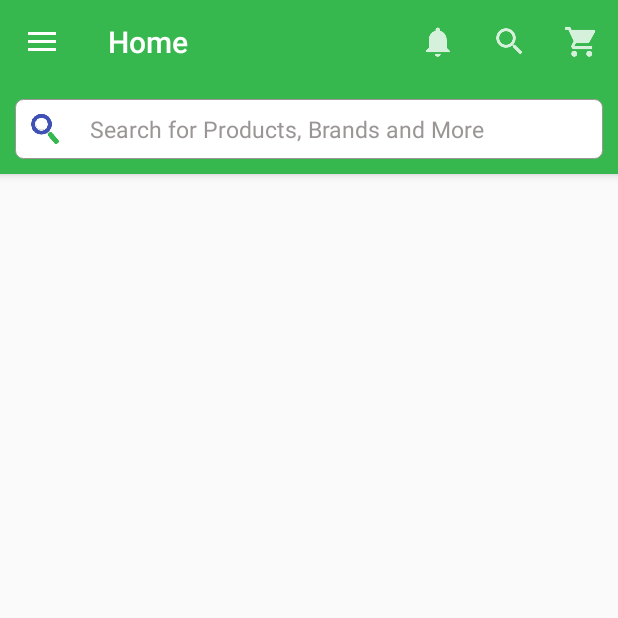
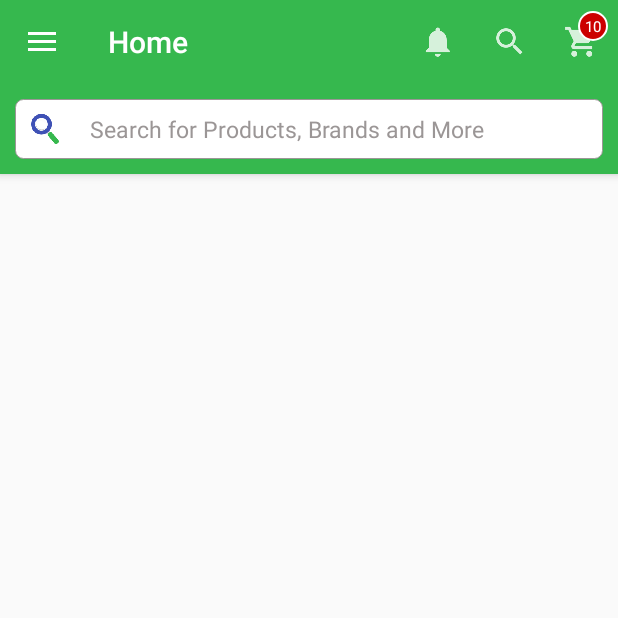
Before and after one commit to st-sathish/magento2-android, an Android app: the LandingPageActivity screen opened directly, with no data from a screen before it, on a phone screen of 412 x 824 dp, the top half of it. Run offline under Robolectric (Android 15) with nearby library versions, the phone set to English and light mode, and no system bars; our stand-ins replace ButterKnife, RxJava; libraries missing offline, so code that uses them is left out: com.androidnetworking.common, com.androidnetworking.error, com.rx2androidnetworking; 2 statements that could not run were skipped.

Commit message:
fix toolbar action cart icon issue

```diff
--- a/app/src/main/java/com/ramveltrader/activity/landingpage/LandingPageActivity.java
+++ b/app/src/main/java/com/ramveltrader/activity/landingpage/LandingPageActivity.java
@@ -7,6 +7,7 @@ import android.support.design.widget.NavigationView;
 import android.support.v4.app.Fragment;
 import android.support.v4.app.FragmentTransaction;
 import android.support.v4.view.GravityCompat;
+import android.support.v4.view.MenuItemCompat;
 import android.support.v4.widget.DrawerLayout;
 import android.support.v7.app.ActionBarDrawerToggle;
 import android.support.v7.widget.Toolbar;
@@ -16,7 +17,6 @@ import android.view.View;
 import android.widget.LinearLayout;
 import android.widget.TextView;
 import android.widget.Toast;
-import android.widget.ViewFlipper;
 
 
 import com.ramveltrader.R;
@@ -36,7 +36,6 @@ import com.ramveltrader.fragments.product.detail.ProductDetailFragment;
 
 import butterknife.BindView;
 import butterknife.ButterKnife;
-import butterknife.OnClick;
 
 public class LandingPageActivity extends BaseAppCompatActivity implements NavigationView.OnNavigationItemSelectedListener, LandingPageMvpView  {
 
@@ -49,11 +48,9 @@ public class LandingPageActivity extends BaseAppCompatActivity implements Naviga
     public static final int FRAGMENT_MY_CART = 7;
     public static final int FRAGMENT_COMING_SOON = 0;
 
-    //private FragmentDrawer drawerFragment;
     private LandingPageMvpPresenter<LandingPageMvpView> mPresenter = null;
 
-    //@BindView(R.id.item_count)
-    //TextView itemCount;
+    TextView mItemCount;
 
     Address address = null;
 
@@ -72,10 +69,10 @@ public class LandingPageActivity extends BaseAppCompatActivity implements Naviga
     protected void onCreate(Bundle savedInstanceState) {
         super.onCreate(savedInstanceState);
         setContentView(R.layout.ac_landing_page);
-        setSupportActionBar(mToolbar);
         setUnBinder(ButterKnife.bind(this));
 
-        mToolbar.inflateMenu(R.menu.toolbar_menu);
+        // initialize to set default value
+        setSupportActionBar(mToolbar);
 
         // make config changes
         mParams = (AppBarLayout.LayoutParams) mToolbar.getLayoutParams();
@@ -172,9 +169,14 @@ public class LandingPageActivity extends BaseAppCompatActivity implements Naviga
 
     @Override
     public void updateCartBadge(int qty) {
-       /* Integer count = Integer.parseInt(itemCount.getText().toString());
+        String value = mItemCount.getText().toString();
+        if(value.equals("")) {
+            mItemCount.setText(String.valueOf(qty));
+            return;
+        }
+        Integer count = Integer.parseInt(value);
         count += qty;
-        itemCount.setText(String.valueOf(count));*/
+        mItemCount.setText(String.valueOf(count));
     }
 
     @Override
@@ -210,7 +212,7 @@ public class LandingPageActivity extends BaseAppCompatActivity implements Naviga
 
     @Override
     public String getCount() {
-        return null;//itemCount.getText().toString();
+        return mItemCount.getText().toString();
     }
 
     @Override
@@ -265,4 +267,14 @@ public class LandingPageActivity extends BaseAppCompatActivity implements Naviga
             }
         });
     }
+
+    @Override
+    public boolean onCreateOptionsMenu(Menu menu) {
+        getMenuInflater().inflate(R.menu.toolbar_menu, menu);
+        final MenuItem menuItem = menu.findItem(R.id.action_cart);
+        View actionView = menuItem.getActionView();
+        mItemCount = actionView.findViewById(R.id.cart_badge);
+        updateCartBadge(100);
+        return super.onCreateOptionsMenu(menu);
+    }
 }
--- /dev/null
+++ b/app/src/main/res/drawable/badge_background.xml
@@ -0,0 +1,7 @@
+<?xml version="1.0" encoding="utf-8"?>
+<shape xmlns:android="http://schemas.android.com/apk/res/android" android:shape="oval">
+
+    <solid android:color="@android:color/holo_red_dark"/>
+    <stroke android:color="@android:color/white" android:width="1dp"/>
+
+</shape>
--- /dev/null
+++ b/app/src/main/res/layout/action_item_layout.xml
@@ -0,0 +1,30 @@
+<?xml version="1.0" encoding="utf-8"?>
+<FrameLayout
+    style="?attr/actionButtonStyle"
+    xmlns:android="http://schemas.android.com/apk/res/android"
+    android:layout_width="wrap_content"
+    android:layout_height="wrap_content"
+    android:clipToPadding="false"
+    android:focusable="true">
+
+    <ImageView
+        android:layout_width="wrap_content"
+        android:layout_height="wrap_content"
+        android:layout_gravity="center"
+        android:contentDescription="@string/app_name"
+        android:src="@drawable/ic_shopping_cart_holo_dark"/>
+
+    <TextView
+        android:id="@+id/cart_badge"
+        android:layout_width="20dp"
+        android:layout_height="20dp"
+        android:layout_gravity="end|top"
+        android:layout_marginEnd="-5dp"
+        android:layout_marginTop="3dp"
+        android:background="@drawable/badge_background"
+        android:gravity="center"
+        android:padding="3dp"
+        android:textColor="@android:color/white"
+        android:textSize="10sp"/>
+
+</FrameLayout>
--- a/app/src/main/res/menu/toolbar_menu.xml
+++ b/app/src/main/res/menu/toolbar_menu.xml
@@ -3,24 +3,25 @@
     xmlns:app="http://schemas.android.com/apk/res-auto">
 
     <item
-        android:id="@+id/menu_notification"
+        android:id="@+id/action_notification"
         android:icon="@drawable/ic_notifications_holo_dark"
         app:showAsAction="ifRoom"
         android:orderInCategory="100"
         android:title="@string/txt_search" />
 
     <item
-        android:id="@+id/menu_search"
+        android:id="@+id/action_search"
         android:icon="@drawable/ic_search_holo_dark"
         app:showAsAction="ifRoom"
-        android:orderInCategory="100"
+        android:orderInCategory="200"
         android:title="@string/txt_search" />
 
     <item
-        android:id="@+id/menu_cart"
+        android:id="@+id/action_cart"
         android:icon="@drawable/ic_shopping_cart_holo_dark"
         app:showAsAction="ifRoom"
-        android:orderInCategory="200"
+        app:actionLayout="@layout/action_item_layout"
+        android:orderInCategory="300"
         android:title="@string/txt_my_cart" />
 
 </menu>
--- a/app/src/main/res/values/styles.xml
+++ b/app/src/main/res/values/styles.xml
@@ -1,7 +1,7 @@
 <resources>
 
     <!-- Base application theme. -->
-    <style name="AppTheme" parent="Theme.AppCompat.Light.NoActionBar">
+    <style name="AppTheme" parent="Theme.AppCompat.Light.DarkActionBar">
         <!-- Customize your theme here. -->
         <item name="colorPrimary">@color/colorPrimary</item>
         <item name="colorPrimaryDark">@color/colorPrimaryDark</item>
```
